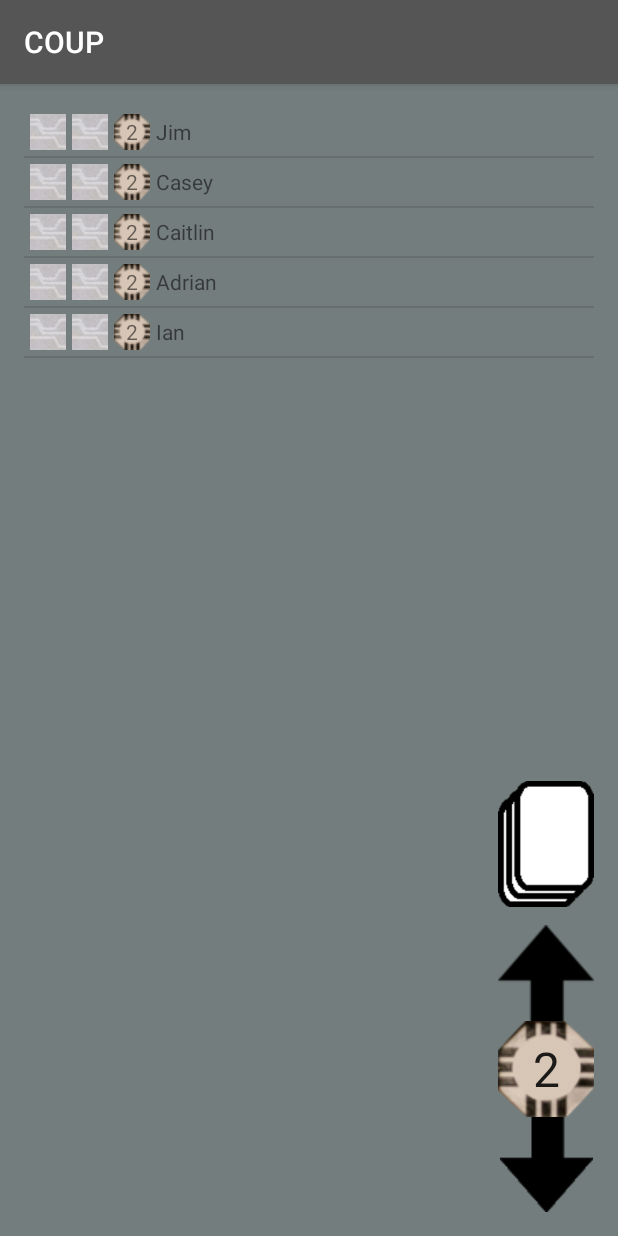
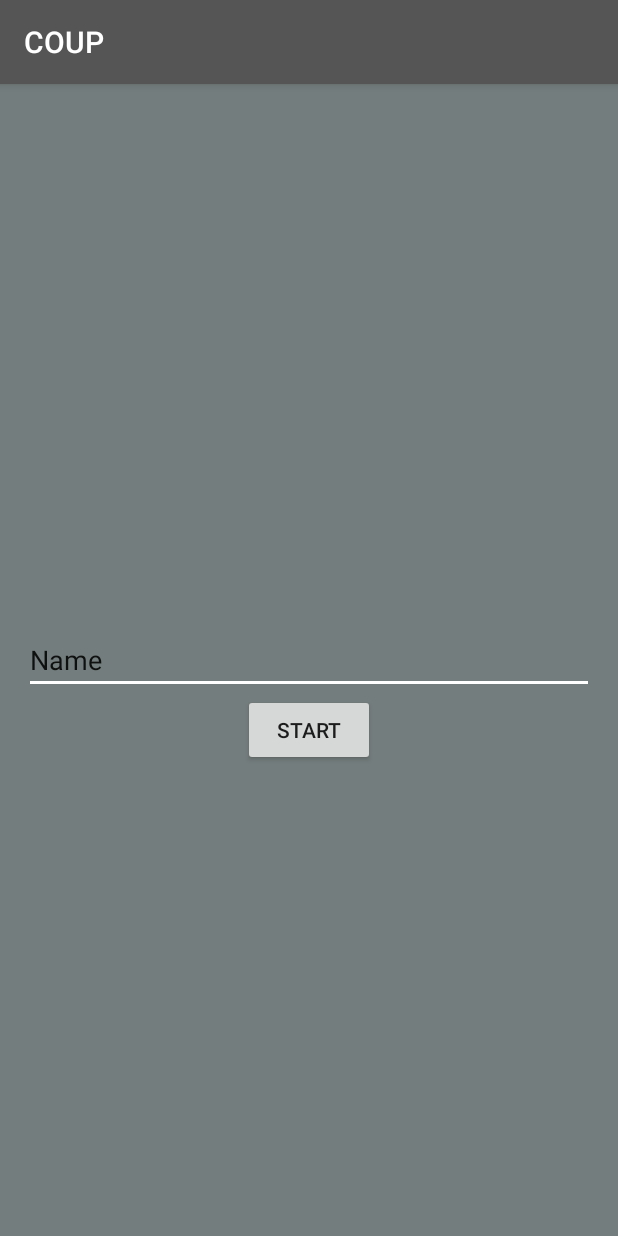
Before and after one commit to jepayne1138/CoupSandbox, an Android app: the screen it shows after launch (MainActivity before the commit, LauncherActivity after it), on a phone screen of 412 x 824 dp. Run offline under Robolectric (Android 15) with nearby library versions, the phone set to English and light mode, and no system bars; our stand-ins replace data binding.

Commit message:
Add launcher activity and layout skeleton

```diff
--- a/app/build.gradle
+++ b/app/build.gradle
@@ -25,5 +25,6 @@ android {
 dependencies {
     compile fileTree(dir: 'libs', include: ['*.jar'])
     testCompile 'junit:junit:4.12'
-    compile 'com.android.support:appcompat-v7:23.2.0'
+    compile 'com.android.support:appcompat-v7:23.2.1'
+    compile 'com.android.support:design:23.2.1'
 }
--- /dev/null
+++ b/app/src/main/java/jepayne1138/gmail/com/coupsandbox/LauncherActivity.java
@@ -0,0 +1,14 @@
+package jepayne1138.gmail.com.coupsandbox;
+
+import android.os.Bundle;
+import android.support.v7.app.AppCompatActivity;
+
+public class LauncherActivity extends AppCompatActivity {
+
+    @Override
+    protected void onCreate(Bundle savedInstanceState) {
+        super.onCreate(savedInstanceState);
+        setContentView(R.layout.activity_launcher);
+    }
+
+}
--- /dev/null
+++ b/app/src/main/res/layout/activity_launcher.xml
@@ -0,0 +1,42 @@
+<?xml version="1.0" encoding="utf-8"?>
+<!-- This is added for databinding -->
+<layout
+    xmlns:android="http://schemas.android.com/apk/res/android"
+    xmlns:tools="http://schemas.android.com/tools" >
+    <data>
+        <variable
+            name="curPlayer"
+            type="jepayne1138.gmail.com.coupsandbox.Player" />
+    </data>
+
+    <RelativeLayout
+        android:background="@color/charcoalGrey"
+        android:layout_width="match_parent"
+        android:layout_height="match_parent"
+        android:paddingBottom="@dimen/activity_vertical_margin"
+        android:paddingLeft="@dimen/activity_horizontal_margin"
+        android:paddingRight="@dimen/activity_horizontal_margin"
+        android:paddingTop="@dimen/activity_vertical_margin"
+        tools:context="jepayne1138.gmail.com.coupsandbox.MainActivity">
+
+        <EditText
+            android:layout_width="wrap_content"
+            android:layout_height="wrap_content"
+            android:inputType="textPersonName"
+            android:text="Name"
+            android:ems="10"
+            android:id="@+id/inputScreenName"
+            android:layout_centerVertical="true"
+            android:layout_centerHorizontal="true"
+            android:layout_alignParentLeft="true"
+            android:layout_alignParentRight="true" />
+
+        <Button
+            android:layout_width="wrap_content"
+            android:layout_height="wrap_content"
+            android:text="Start"
+            android:id="@+id/buttonLaunchGame"
+            android:layout_below="@+id/inputScreenName"
+            android:layout_centerHorizontal="true" />
+    </RelativeLayout>
+</layout>
--- a/app/src/main/res/values/dimens.xml
+++ b/app/src/main/res/values/dimens.xml
@@ -2,4 +2,5 @@
     <!-- Default screen margins, per the Android Design guidelines. -->
     <dimen name="activity_horizontal_margin">16dp</dimen>
     <dimen name="activity_vertical_margin">16dp</dimen>
+    <dimen name="fab_margin">16dp</dimen>
 </resources>
--- a/app/src/main/res/values/strings.xml
+++ b/app/src/main/res/values/strings.xml
@@ -5,4 +5,5 @@
     <string name="imageCoinBackgroundDesc">Coin count background</string>
     <string name="buttonCoinDownDesc">Decrease coin count</string>
     <string name="imageDeckDesc">Deck interaction icon</string>
+    <string name="title_activity_launcher">LauncherActivity</string>
 </resources>
--- a/app/src/main/res/values/styles.xml
+++ b/app/src/main/res/values/styles.xml
@@ -7,5 +7,11 @@
         <item name="colorPrimaryDark">@color/colorPrimaryDark</item>
         <item name="colorAccent">@color/colorAccent</item>
     </style>
+    <style name="AppTheme.NoActionBar">
+        <item name="windowActionBar">false</item>
+        <item name="windowNoTitle">true</item>
+    </style>
+    <style name="AppTheme.AppBarOverlay" parent="ThemeOverlay.AppCompat.Dark.ActionBar" />
+    <style name="AppTheme.PopupOverlay" parent="ThemeOverlay.AppCompat.Light" />
 
 </resources>
```
Also changed, not shown: app/src/main/AndroidManifest.xml (+12 -3 lines), app/src/main/res/layout/content_launcher.xml (added, +16 -0 lines), app/src/main/res/values-v21/styles.xml (added, +8 -0 lines), app/src/main/res/mipmap-hdpi/ic_launcher.png, app/src/main/res/mipmap-mdpi/ic_launcher.png.
